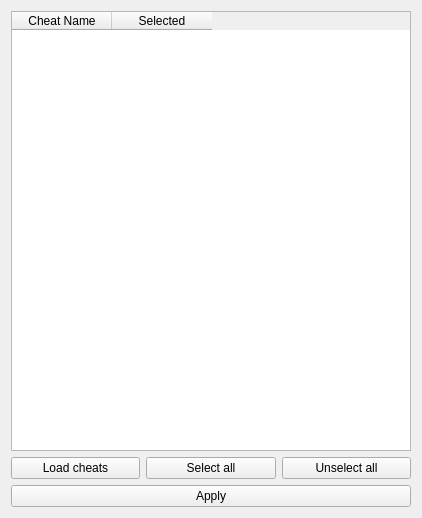
First picture: the form in uis/cheating/apply_cheat.ui, repository NADNES-TEAM/NADNES, before the edit.
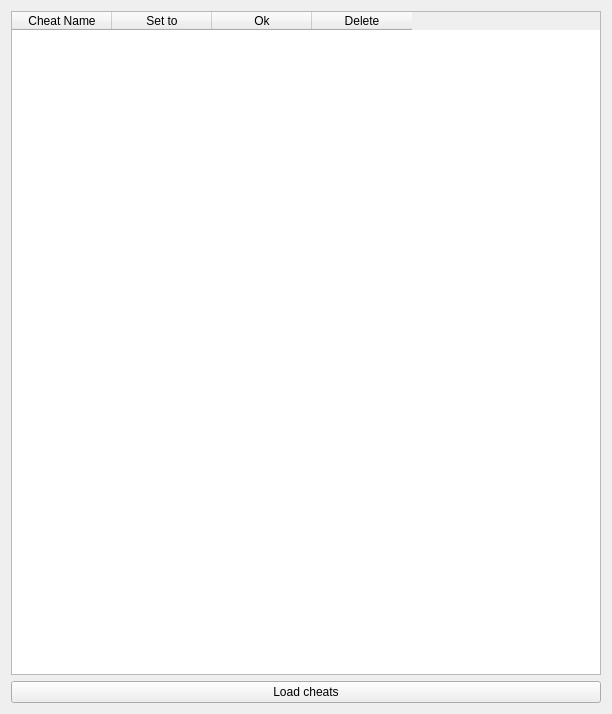
Second picture: the form after the edit.

```diff
--- a/uis/cheating/apply_cheat.ui
+++ b/uis/cheating/apply_cheat.ui
@@ -6,8 +6,8 @@
    <rect>
     <x>0</x>
     <y>0</y>
-    <width>422</width>
-    <height>518</height>
+    <width>612</width>
+    <height>714</height>
    </rect>
   </property>
   <property name="sizePolicy">
@@ -37,7 +37,17 @@
        </column>
        <column>
         <property name="text">
-         <string>Selected</string>
+         <string>Set to</string>
+        </property>
+       </column>
+       <column>
+        <property name="text">
+         <string>Ok</string>
+        </property>
+       </column>
+       <column>
+        <property name="text">
+         <string>Delete</string>
         </property>
        </column>
       </widget>
@@ -51,29 +61,8 @@
          </property>
         </widget>
        </item>
-       <item>
-        <widget class="QPushButton" name="selectAll">
-         <property name="text">
-          <string>Select all</string>
-         </property>
-        </widget>
-       </item>
-       <item>
-        <widget class="QPushButton" name="unselectAll">
-         <property name="text">
-          <string>Unselect all</string>
-         </property>
-        </widget>
-       </item>
       </layout>
      </item>
-     <item>
-      <widget class="QPushButton" name="Apply">
-       <property name="text">
-        <string>Apply</string>
-       </property>
-      </widget>
-     </item>
     </layout>
    </item>
   </layout>
```
